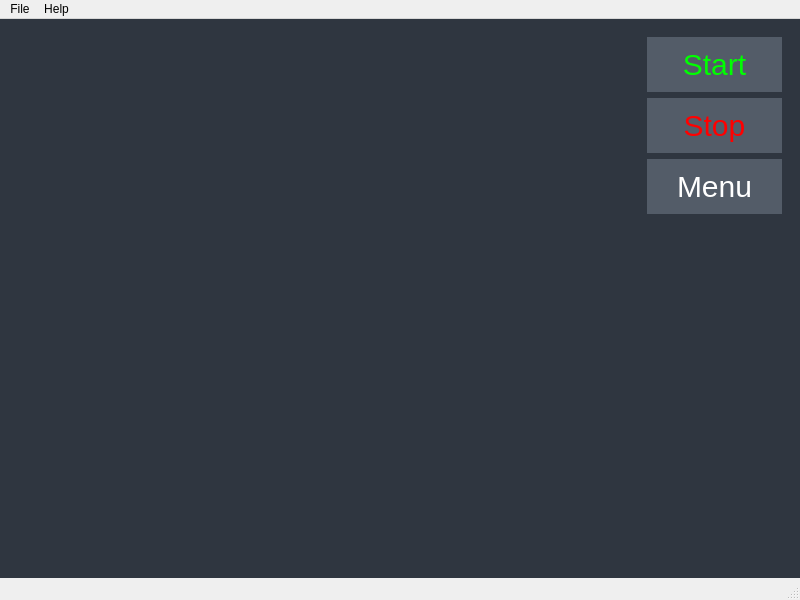
yousifj129/Various-Visualizations, file mainwindow.ui: the form before one commit.
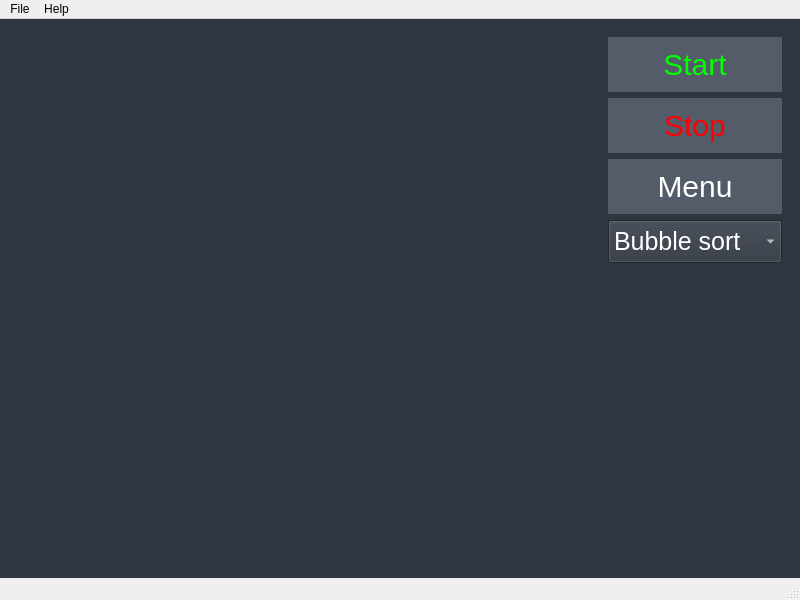
The form after the commit.

Commit message: Added Insertion Sort and a combo box to select sorting methods

Diff of the .ui file:
```diff
--- a/mainwindow.ui
+++ b/mainwindow.ui
@@ -235,7 +235,26 @@
 padding-right:30px;
 font-size:30px;
 background-color:#535c68;
-}</string>
+}
+
+QPushButton:hover{
+background-color:#576574;
+}
+
+QComboBox{
+padding:5px;
+font-size:25px;
+color:white;
+}
+
+QComboBox QAbstractItemView
+{
+padding:5px;
+font-size:25px;
+color:white;
+}
+
+</string>
        </property>
        <layout class="QHBoxLayout" name="horizontalLayout_2">
         <item>
@@ -281,6 +300,20 @@
             </property>
            </widget>
           </item>
+          <item>
+           <widget class="QComboBox" name="sortMethodCombo">
+            <item>
+             <property name="text">
+              <string>Bubble sort</string>
+             </property>
+            </item>
+            <item>
+             <property name="text">
+              <string>Insertion sort</string>
+             </property>
+            </item>
+           </widget>
+          </item>
           <item>
            <spacer name="verticalSpacer_5">
             <property name="orientation">
```
The commit also changes 3 other files.
